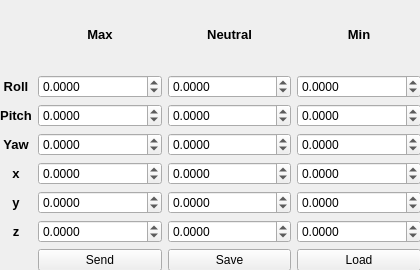
First picture: the form in gcs/ui/parametercontrol.ui, repository lijian8/ahns10, before the edit.
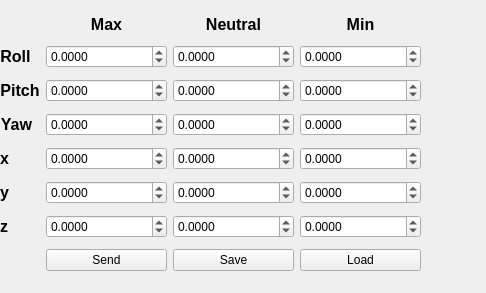
Second picture: the form after the edit.

Diff of the .ui file:
```diff
--- a/gcs/ui/parametercontrol.ui
+++ b/gcs/ui/parametercontrol.ui
@@ -6,8 +6,8 @@
    <rect>
     <x>0</x>
     <y>0</y>
-    <width>420</width>
-    <height>270</height>
+    <width>486</width>
+    <height>293</height>
    </rect>
   </property>
   <property name="sizePolicy">
@@ -29,7 +29,7 @@
    <property name="geometry">
     <rect>
      <x>0</x>
-     <y>0</y>
+     <y>10</y>
      <width>421</width>
      <height>271</height>
     </rect>
@@ -37,9 +37,15 @@
    <layout class="QGridLayout" name="gridLayout">
     <item row="1" column="0">
      <widget class="QLabel" name="label_2">
+      <property name="sizePolicy">
+       <sizepolicy hsizetype="Fixed" vsizetype="Fixed">
+        <horstretch>0</horstretch>
+        <verstretch>0</verstretch>
+       </sizepolicy>
+      </property>
       <property name="font">
        <font>
-        <pointsize>10</pointsize>
+        <pointsize>12</pointsize>
         <weight>75</weight>
         <bold>true</bold>
        </font>
@@ -54,9 +60,15 @@
     </item>
     <item row="2" column="0">
      <widget class="QLabel" name="label_4">
+      <property name="sizePolicy">
+       <sizepolicy hsizetype="Fixed" vsizetype="Fixed">
+        <horstretch>0</horstretch>
+        <verstretch>0</verstretch>
+       </sizepolicy>
+      </property>
       <property name="font">
        <font>
-        <pointsize>10</pointsize>
+        <pointsize>12</pointsize>
         <weight>75</weight>
         <bold>true</bold>
        </font>
@@ -71,9 +83,15 @@
     </item>
     <item row="3" column="0">
      <widget class="QLabel" name="label_6">
+      <property name="sizePolicy">
+       <sizepolicy hsizetype="Fixed" vsizetype="Fixed">
+        <horstretch>0</horstretch>
+        <verstretch>0</verstretch>
+       </sizepolicy>
+      </property>
       <property name="font">
        <font>
-        <pointsize>10</pointsize>
+        <pointsize>12</pointsize>
         <weight>75</weight>
         <bold>true</bold>
        </font>
@@ -88,9 +106,15 @@
     </item>
     <item row="4" column="0">
      <widget class="QLabel" name="label_11">
+      <property name="sizePolicy">
+       <sizepolicy hsizetype="Fixed" vsizetype="Fixed">
+        <horstretch>0</horstretch>
+        <verstretch>0</verstretch>
+       </sizepolicy>
+      </property>
       <property name="font">
        <font>
-        <pointsize>10</pointsize>
+        <pointsize>12</pointsize>
         <weight>75</weight>
         <bold>true</bold>
        </font>
@@ -105,9 +129,15 @@
     </item>
     <item row="5" column="0">
      <widget class="QLabel" name="label_12">
+      <property name="sizePolicy">
+       <sizepolicy hsizetype="Fixed" vsizetype="Fixed">
+        <horstretch>0</horstretch>
+        <verstretch>0</verstretch>
+       </sizepolicy>
+      </property>
       <property name="font">
        <font>
-        <pointsize>10</pointsize>
+        <pointsize>12</pointsize>
         <weight>75</weight>
         <bold>true</bold>
        </font>
@@ -122,9 +152,15 @@
     </item>
     <item row="6" column="0">
      <widget class="QLabel" name="label_13">
+      <property name="sizePolicy">
+       <sizepolicy hsizetype="Fixed" vsizetype="Fixed">
+        <horstretch>0</horstretch>
+        <verstretch>0</verstretch>
+       </sizepolicy>
+      </property>
       <property name="font">
        <font>
-        <pointsize>10</pointsize>
+        <pointsize>12</pointsize>
         <weight>75</weight>
         <bold>true</bold>
        </font>
@@ -140,14 +176,14 @@
     <item row="0" column="1">
      <widget class="QLabel" name="label_14">
       <property name="sizePolicy">
-       <sizepolicy hsizetype="MinimumExpanding" vsizetype="MinimumExpanding">
+       <sizepolicy hsizetype="MinimumExpanding" vsizetype="Fixed">
         <horstretch>0</horstretch>
         <verstretch>0</verstretch>
        </sizepolicy>
       </property>
       <property name="font">
        <font>
-        <pointsize>10</pointsize>
+        <pointsize>12</pointsize>
         <weight>50</weight>
         <bold>false</bold>
        </font>
@@ -156,22 +192,22 @@
        <string>&lt;!DOCTYPE HTML PUBLIC &quot;-//W3C//DTD HTML 4.0//EN&quot; &quot;http://www.w3.org/TR/REC-html40/strict.dtd&quot;&gt;
 &lt;html&gt;&lt;head&gt;&lt;meta name=&quot;qrichtext&quot; content=&quot;1&quot; /&gt;&lt;style type=&quot;text/css&quot;&gt;
 p, li { white-space: pre-wrap; }
-&lt;/style&gt;&lt;/head&gt;&lt;body style=&quot; font-family:'Sans'; font-size:10pt; font-weight:400; font-style:normal;&quot;&gt;
-&lt;p align=&quot;center&quot; style=&quot; margin-top:0px; margin-bottom:0px; margin-left:0px; margin-right:0px; -qt-block-indent:0; text-indent:0px;&quot;&gt;&lt;span style=&quot; font-weight:600;&quot;&gt;Max&lt;/span&gt;&lt;/p&gt;&lt;/body&gt;&lt;/html&gt;</string>
+&lt;/style&gt;&lt;/head&gt;&lt;body style=&quot; font-family:'Lucida Grande'; font-size:12pt; font-weight:400; font-style:normal;&quot;&gt;
+&lt;p align=&quot;center&quot; style=&quot; margin-top:0px; margin-bottom:0px; margin-left:0px; margin-right:0px; -qt-block-indent:0; text-indent:0px;&quot;&gt;&lt;span style=&quot; font-family:'Sans'; font-weight:600;&quot;&gt;Max&lt;/span&gt;&lt;/p&gt;&lt;/body&gt;&lt;/html&gt;</string>
       </property>
      </widget>
     </item>
     <item row="0" column="3">
      <widget class="QLabel" name="label_15">
       <property name="sizePolicy">
-       <sizepolicy hsizetype="MinimumExpanding" vsizetype="MinimumExpanding">
+       <sizepolicy hsizetype="MinimumExpanding" vsizetype="Fixed">
         <horstretch>0</horstretch>
         <verstretch>0</verstretch>
        </sizepolicy>
       </property>
       <property name="font">
        <font>
-        <pointsize>10</pointsize>
+        <pointsize>12</pointsize>
         <weight>50</weight>
         <bold>false</bold>
        </font>
@@ -180,22 +216,22 @@
        <string>&lt;!DOCTYPE HTML PUBLIC &quot;-//W3C//DTD HTML 4.0//EN&quot; &quot;http://www.w3.org/TR/REC-html40/strict.dtd&quot;&gt;
 &lt;html&gt;&lt;head&gt;&lt;meta name=&quot;qrichtext&quot; content=&quot;1&quot; /&gt;&lt;style type=&quot;text/css&quot;&gt;
 p, li { white-space: pre-wrap; }
-&lt;/style&gt;&lt;/head&gt;&lt;body style=&quot; font-family:'Sans'; font-size:10pt; font-weight:400; font-style:normal;&quot;&gt;
-&lt;p align=&quot;center&quot; style=&quot; margin-top:0px; margin-bottom:0px; margin-left:0px; margin-right:0px; -qt-block-indent:0; text-indent:0px;&quot;&gt;&lt;span style=&quot; font-weight:600;&quot;&gt;Min&lt;/span&gt;&lt;/p&gt;&lt;/body&gt;&lt;/html&gt;</string>
+&lt;/style&gt;&lt;/head&gt;&lt;body style=&quot; font-family:'Lucida Grande'; font-size:12pt; font-weight:400; font-style:normal;&quot;&gt;
+&lt;p align=&quot;center&quot; style=&quot; margin-top:0px; margin-bottom:0px; margin-left:0px; margin-right:0px; -qt-block-indent:0; text-indent:0px;&quot;&gt;&lt;span style=&quot; font-family:'Sans'; font-weight:600;&quot;&gt;Min&lt;/span&gt;&lt;/p&gt;&lt;/body&gt;&lt;/html&gt;</string>
       </property>
      </widget>
     </item>
     <item row="0" column="2">
      <widget class="QLabel" name="label_16">
       <property name="sizePolicy">
-       <sizepolicy hsizetype="MinimumExpanding" vsizetype="MinimumExpanding">
+       <sizepolicy hsizetype="MinimumExpanding" vsizetype="Fixed">
         <horstretch>0</horstretch>
         <verstretch>0</verstretch>
        </sizepolicy>
       </property>
       <property name="font">
        <font>
-        <pointsize>10</pointsize>
+        <pointsize>12</pointsize>
         <weight>50</weight>
         <bold>false</bold>
        </font>
@@ -204,8 +240,8 @@
        <string>&lt;!DOCTYPE HTML PUBLIC &quot;-//W3C//DTD HTML 4.0//EN&quot; &quot;http://www.w3.org/TR/REC-html40/strict.dtd&quot;&gt;
 &lt;html&gt;&lt;head&gt;&lt;meta name=&quot;qrichtext&quot; content=&quot;1&quot; /&gt;&lt;style type=&quot;text/css&quot;&gt;
 p, li { white-space: pre-wrap; }
-&lt;/style&gt;&lt;/head&gt;&lt;body style=&quot; font-family:'Sans'; font-size:10pt; font-weight:400; font-style:normal;&quot;&gt;
-&lt;p align=&quot;center&quot; style=&quot; margin-top:0px; margin-bottom:0px; margin-left:0px; margin-right:0px; -qt-block-indent:0; text-indent:0px;&quot;&gt;&lt;span style=&quot; font-weight:600;&quot;&gt;Neutral&lt;/span&gt;&lt;/p&gt;&lt;/body&gt;&lt;/html&gt;</string>
+&lt;/style&gt;&lt;/head&gt;&lt;body style=&quot; font-family:'Lucida Grande'; font-size:12pt; font-weight:400; font-style:normal;&quot;&gt;
+&lt;p align=&quot;center&quot; style=&quot; margin-top:0px; margin-bottom:0px; margin-left:0px; margin-right:0px; -qt-block-indent:0; text-indent:0px;&quot;&gt;&lt;span style=&quot; font-family:'Sans'; font-weight:600;&quot;&gt;Neutral&lt;/span&gt;&lt;/p&gt;&lt;/body&gt;&lt;/html&gt;</string>
       </property>
      </widget>
     </item>
```
Left out of the diff: 23 changed lines with no effect on the pictures.
